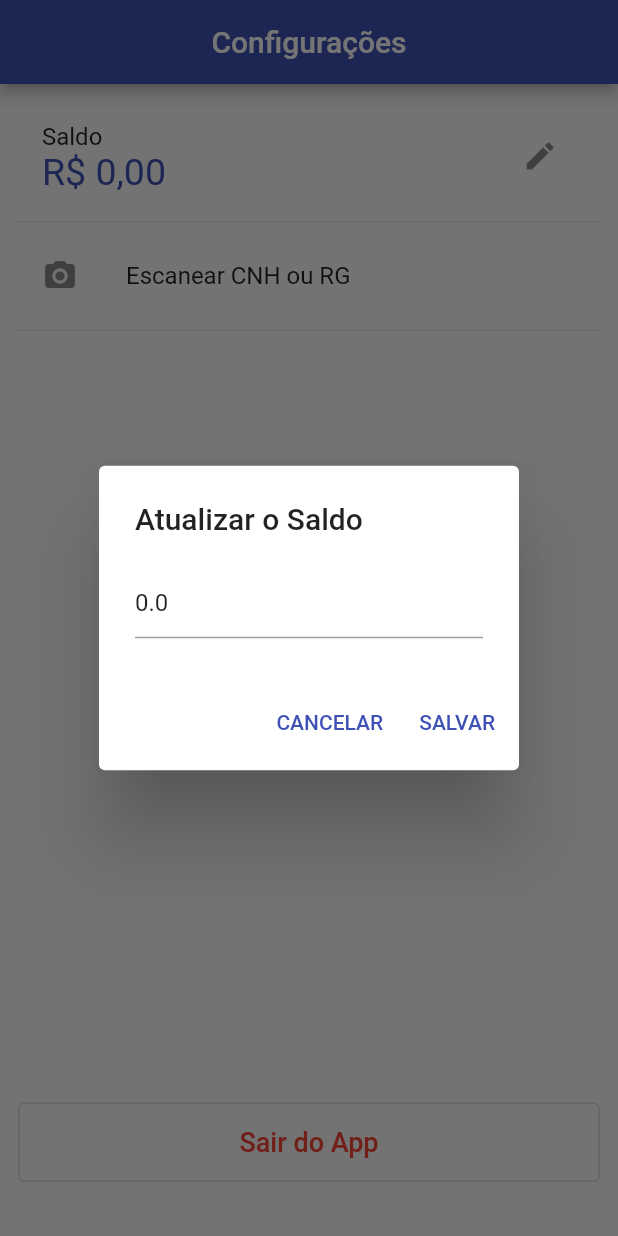
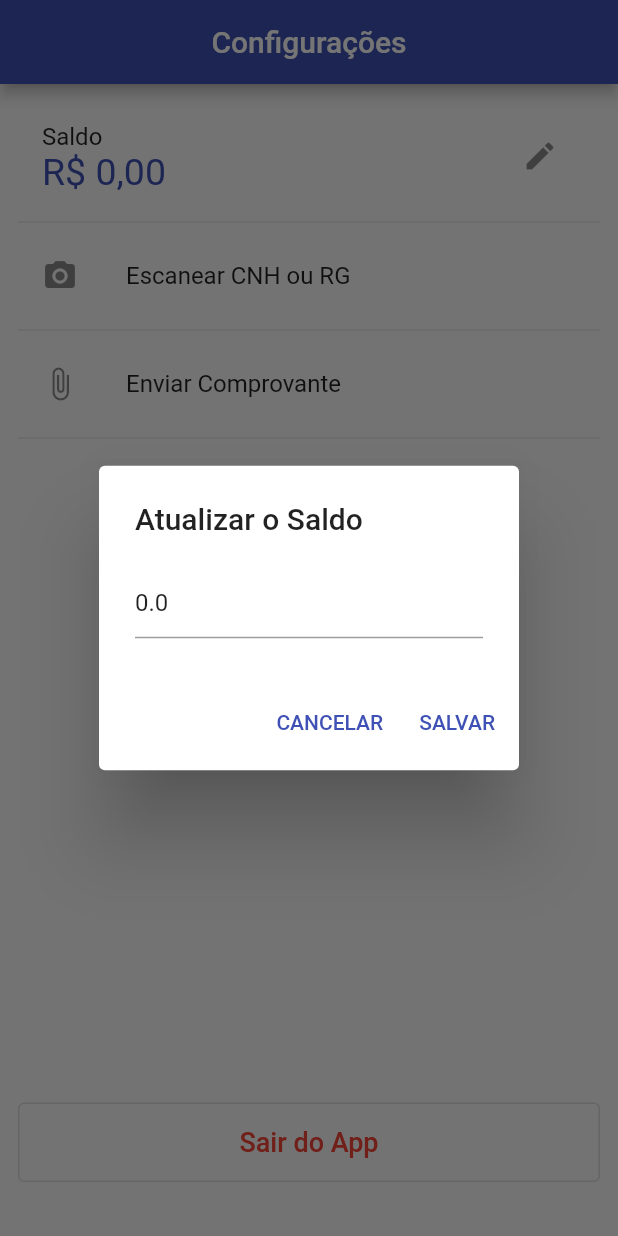
Before and after one commit to melquetrindade/cripto_moedas, a Flutter app: the ConfiguracoesPage screen opened directly, after a tap on the "edit" icon, on a phone screen of 412 x 824 dp. Run offline on Flutter 3.47's test engine with Material 2 defaults, Android fonts, the light colour scheme and no system bars; our stand-ins replace camera, cloud_firestore, firebase_auth, firebase_core, fl_chart, hive and 2 more; accounts and stored records are empty; statements that could not run were skipped.

Commit message:
importando fotos da galeria do celular

```diff
--- a/cripto/lib/pages/confifuracoes_page.dart
+++ b/cripto/lib/pages/confifuracoes_page.dart
@@ -1,3 +1,6 @@
+import 'dart:io';
+
+import 'package:camera/camera.dart';
 import 'package:cripto/repositories/conta_repository.dart';
 import 'package:cripto/repositories/favorita_repository.dart';
 import 'package:cripto/repositories/language_repository.dart';
@@ -6,7 +9,7 @@ import 'package:flutter/material.dart';
 import 'package:flutter/services.dart';
 import 'package:intl/intl.dart';
 import 'package:provider/provider.dart';
-
+import 'package:image_picker/image_picker.dart';
 import 'documentos_page.dart';
 
 class ConfiguracoesPage extends StatefulWidget {
@@ -17,6 +20,8 @@ class ConfiguracoesPage extends StatefulWidget {
 }
 
 class _ConfiguracoesPageState extends State<ConfiguracoesPage> {
+  XFile? comprovante;
+
   @override
   Widget build(BuildContext context) {
     final conta = context.watch<ContaRepository>();
@@ -48,7 +53,20 @@ class _ConfiguracoesPageState extends State<ConfiguracoesPage> {
             ListTile(
               leading: Icon(Icons.camera_alt),
               title: Text('Escanear CNH ou RG'),
-              onTap: () => Navigator.push(context, MaterialPageRoute(builder: (context) => DocumentosPage(), fullscreenDialog: true)),
+              onTap: () => Navigator.push(
+                  context,
+                  MaterialPageRoute(
+                      builder: (context) => DocumentosPage(),
+                      fullscreenDialog: true)),
+            ),
+            Divider(),
+            ListTile(
+              leading: Icon(Icons.attach_file),
+              title: Text('Enviar Comprovante'),
+              onTap: selecionarComprovante,
+              trailing: comprovante != null
+                  ? Image.file(File(comprovante!.path))
+                  : null,
             ),
             Divider(),
             Expanded(
@@ -82,6 +100,21 @@ class _ConfiguracoesPageState extends State<ConfiguracoesPage> {
         ),
       ),
     );
+  }
+
+  selecionarComprovante() async {
+    print('entrou');
+    final ImagePicker picker = ImagePicker();
+
+    try {
+      XFile? file = await picker.pickImage(source: ImageSource.gallery);
+
+      if (file != null) {
+        setState(() => {comprovante = file});
+      }
+    } catch (e) {
+      print(e);
+    }
   }
 
   udpateSaldo() async {
--- a/cripto/pubspec.yaml
+++ b/cripto/pubspec.yaml
@@ -43,6 +43,7 @@ dependencies:
   cloud_firestore:
   http:
   camera:
+  image_picker:
 
   # The following adds the Cupertino Icons font to your application.
   # Use with the CupertinoIcons class for iOS style icons.
```
Also changed, not shown: cripto/pubspec.lock, 5 other files.
